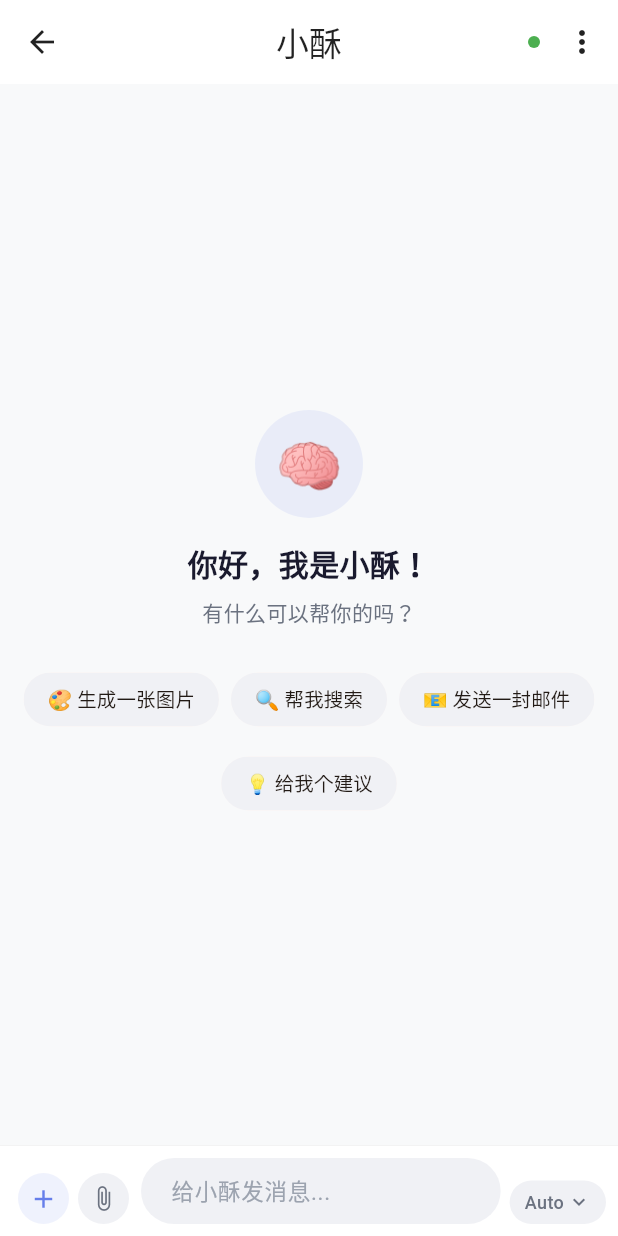
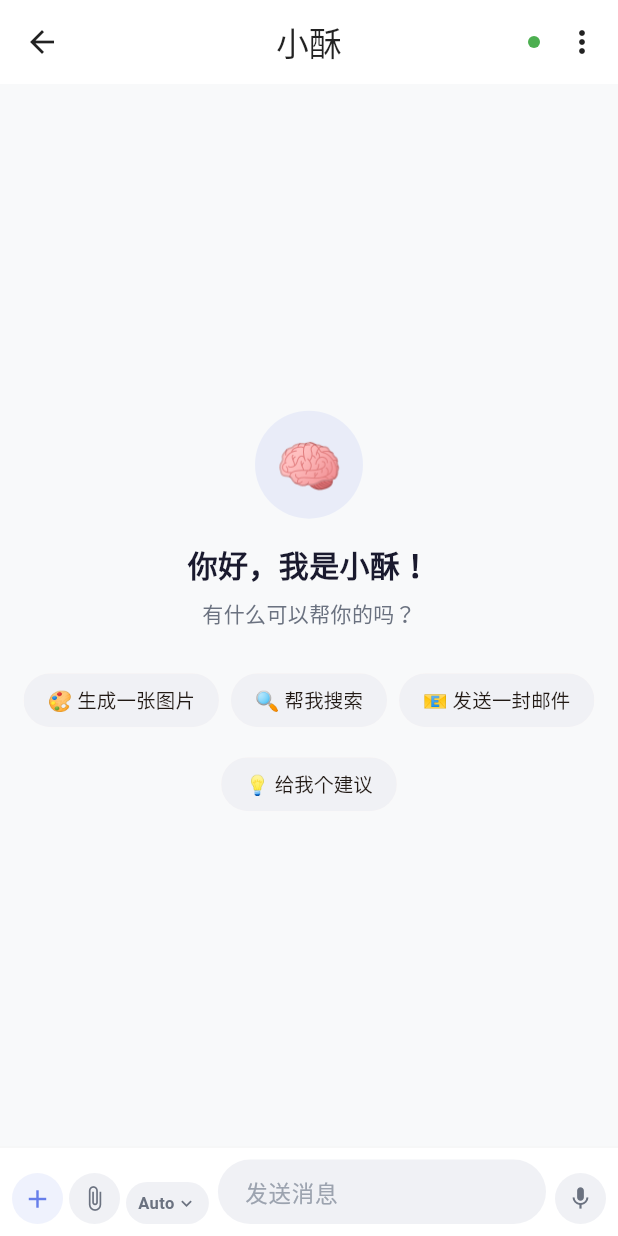
Before and after one commit to aiartist-karl/xiaosu-app, a Flutter app: the ChatScreen screen opened by its route, on a phone screen of 412 x 824 dp. Run offline on Flutter 3.47's test engine with Material 3 defaults, Android fonts, the light colour scheme and no system bars; our stand-ins replace connectivity_plus, equatable, flutter_markdown, flutter_riverpod, flutter_secure_storage, go_router and 2 more; missing offline and left inert: encrypt; accounts and stored records are empty; network calls fail.

```diff
--- a/lib/presentation/bot_store/bot_store_screen.dart
+++ b/lib/presentation/bot_store/bot_store_screen.dart
@@ -411,7 +411,7 @@ class _BotStoreScreenState extends State<BotStoreScreen> {
       onTap: () {
         Navigator.of(context).push(
           MaterialPageRoute(
-            builder: (_) => _BotDetailScreenPlaceholder(botId: bot.id, bot: bot),
+            builder: (_) => BotDetailScreen(botId: bot.id, preloadBot: bot),
           ),
         );
       },
--- a/lib/presentation/chat/widgets/chat_input.dart
+++ b/lib/presentation/chat/widgets/chat_input.dart
@@ -1,5 +1,7 @@
 // ============================================================================
-// 小酥 v2 - 聊天输入栏（含附件/模型切换/语音按钮）
+// 小酥 v3 - 聊天输入栏
+// 布局：⊕ + 📎 + 模型名(Auto▼) + 输入框(提示"发送消息") + 🎤
+// 输入文字后：输入框右侧出现发送按钮 ⬆（蓝色实心圆形）
 // ============================================================================
 
 import 'package:flutter/material.dart';
@@ -11,6 +13,7 @@ class ChatInput extends StatefulWidget {
   final VoidCallback? onAttachment;
   final VoidCallback? onModelSelect;
   final VoidCallback? onStop;
+  final VoidCallback? onVoice;
   final bool isLoading;
   final bool isStreaming;
   final String selectedModel;
@@ -21,6 +24,7 @@ class ChatInput extends StatefulWidget {
     this.onAttachment,
     this.onModelSelect,
     this.onStop,
+    this.onVoice,
     this.isLoading = false,
     this.isStreaming = false,
     this.selectedModel = 'Auto',
@@ -58,10 +62,12 @@ class _ChatInputState extends State<ChatInput> {
     return Container(
       decoration: BoxDecoration(
         color: AppColors.surface(isDark),
-        border: Border(top: BorderSide(color: AppColors.divider(isDark), width: 0.5)),
+        border: Border(
+          top: BorderSide(color: AppColors.divider(isDark), width: 0.5),
+        ),
       ),
       padding: EdgeInsets.only(
-        left: 12,
+        left: 8,
         right: 8,
         top: 8,
         bottom: 8 + MediaQuery.of(context).padding.bottom,
@@ -72,56 +78,94 @@ class _ChatInputState extends State<ChatInput> {
           Row(
             crossAxisAlignment: CrossAxisAlignment.end,
             children: [
-              // + 按钮（展开附件菜单）
+              // ─── ⊕ 按钮（展开附件菜单） ───
+              _buildCircleButton(
+                icon: Icons.add,
+                isDark: isDark,
+                bgColor: AppColors.primary(isDark).withOpacity(0.1),
+                iconColor: AppColors.primary(isDark),
+                size: 34,
+                onTap: _showAttachmentMenu,
+              ),
+              const SizedBox(width: 4),
+
+              // ─── 📎 附件按钮 ───
+              _buildCircleButton(
+                icon: Icons.attach_file,
+                isDark: isDark,
+                bgColor: isDark
+                    ? AppColors.surfaceVariantDark
+                    : AppColors.surfaceVariantLight,
+                iconColor: AppColors.textSecondary(isDark),
+                size: 34,
+                iconSize: 18,
+                onTap: widget.onAttachment ?? () {},
+              ),
+              const SizedBox(width: 4),
+
+              // ─── 模型选择器 (Auto▼) ───
               GestureDetector(
-                onTap: _showAttachmentMenu,
+                onTap: widget.onModelSelect ?? () {},
                 child: Container(
-                  width: 34,
-                  height: 34,
+                  padding: const EdgeInsets.symmetric(horizontal: 8, vertical: 6),
                   decoration: BoxDecoration(
-                    color: AppColors.primary(isDark).withOpacity(0.1),
-                    shape: BoxShape.circle,
+                    color: isDark
+                        ? AppColors.surfaceVariantDark
+                        : AppColors.surfaceVariantLight,
+                    borderRadius: BorderRadius.circular(14),
                   ),
-                  child: Icon(Icons.add, size: 20, color: AppColors.primary(isDark)),
+                  child: Row(
+                    mainAxisSize: MainAxisSize.min,
+                    children: [
+                      Text(
+                        widget.selectedModel,
+                        style: TextStyle(
+                          fontSize: 11,
+                          fontWeight: FontWeight.w600,
+                          color: AppColors.textSecondary(isDark),
+                        ),
+                      ),
+                      const SizedBox(width: 1),
+                      Icon(
+                        Icons.keyboard_arrow_down,
+                        size: 14,
+                        color: AppColors.textSecondary(isDark),
+                      ),
+                    ],
+                  ),
                 ),
               ),
               const SizedBox(width: 6),
-              // 附件按钮
-              GestureDetector(
-                onTap: widget.onAttachment ?? () {},
-                child: Container(
-                  width: 34,
-                  height: 34,
-                  decoration: BoxDecoration(
-                    color: isDark ? AppColors.surfaceVariantDark : AppColors.surfaceVariantLight,
-                    shape: BoxShape.circle,
-                  ),
-                  child: Icon(Icons.attach_file, size: 18, color: AppColors.textSecondary(isDark)),
-                ),
-              ),
-              const SizedBox(width: 8),
-              // 输入框
+
+              // ─── 输入框 ───
               Expanded(
                 child: TextField(
                   controller: _controller,
                   focusNode: _focusNode,
                   decoration: InputDecoration(
-                    hintText: '给小酥发消息...',
-                    hintStyle: TextStyle(color: AppColors.textHint(isDark), fontSize: 15),
+                    hintText: '发送消息',
+                    hintStyle: TextStyle(
+                      color: AppColors.textHint(isDark),
+                      fontSize: 15,
+                    ),
                     border: OutlineInputBorder(
-                      borderRadius: BorderRadius.circular(24),
+                      borderRadius: BorderRadius.circular(22),
                       borderSide: BorderSide.none,
                     ),
                     filled: true,
                     fillColor: AppColors.surfaceVariant(isDark: isDark),
-                    contentPadding: const EdgeInsets.symmetric(horizontal: 16, vertical: 10),
+                    contentPadding: const EdgeInsets.symmetric(
+                      horizontal: 14,
+                      vertical: 10,
+                    ),
                     isDense: true,
                   ),
                   maxLines: 4,
                   minLines: 1,
                   textInputAction: TextInputAction.send,
                   onSubmitted: (_) => _handleSend(),
-                  onChanged: (v) => setState(() => _hasText = v.trim().isNotEmpty),
+                  onChanged: (v) =>
+                      setState(() => _hasText = v.trim().isNotEmpty),
                   style: TextStyle(
                     fontSize: 15,
                     color: AppColors.textPrimary(isDark),
@@ -129,11 +173,9 @@ class _ChatInputState extends State<ChatInput> {
                 ),
               ),
               const SizedBox(width: 6),
-              // 模型选择器 或 发送/停止按钮
-              if (_hasText || widget.isStreaming)
-                _buildActionButtons(isDark)
-              else
-                _buildModelSelector(isDark),
+
+              // ─── 右侧操作区：🎤 或 ⬆ 发送 ───
+              _buildRightAction(isDark),
             ],
           ),
         ],
@@ -141,60 +183,11 @@ class _ChatInputState extends State<ChatInput> {
     );
   }
 
-  /// 右侧：模型选择器（无文字时显示）
-  Widget _buildModelSelector(bool isDark) {
+  /// 右侧：有文字时显示发送按钮，否则显示 🎤 语音按钮
+  Widget _buildRightAction(bool isDark) {
+    if (_hasText) {
+      // 发送按钮 ⬆（蓝色实心圆形）
       return GestureDetector(
-      onTap: widget.onModelSelect ?? () {},
-      child: Container(
-        padding: const EdgeInsets.symmetric(horizontal: 10, vertical: 6),
-        decoration: BoxDecoration(
-          color: isDark ? AppColors.surfaceVariantDark : AppColors.surfaceVariantLight,
-          borderRadius: BorderRadius.circular(16),
-        ),
-        child: Row(
-          mainAxisSize: MainAxisSize.min,
-          children: [
-            Text(
-              widget.selectedModel,
-              style: TextStyle(
-                fontSize: 12,
-                fontWeight: FontWeight.w500,
-                color: AppColors.textSecondary(isDark),
-              ),
-            ),
-            const SizedBox(width: 2),
-            Icon(Icons.keyboard_arrow_down, size: 16, color: AppColors.textSecondary(isDark)),
-          ],
-        ),
-      ),
-    );
-  }
-
-  /// 右侧：发送按钮 + 停止按钮（有文字或流式输出时显示）
-  Widget _buildActionButtons(bool isDark) {
-    return Row(
-      mainAxisSize: MainAxisSize.min,
-      children: [
-        // 停止按钮（流式输出时显示）
-        if (widget.isStreaming)
-          Padding(
-            padding: const EdgeInsets.only(right: 6),
-            child: GestureDetector(
-              onTap: widget.onStop ?? () {},
-              child: Container(
-                width: 34,
-                height: 34,
-                decoration: BoxDecoration(
-                  color: AppColors.error(isDark).withOpacity(0.12),
-                  shape: BoxShape.circle,
-                ),
-                child: Icon(Icons.stop, size: 18, color: AppColors.error(isDark)),
-              ),
-            ),
-          ),
-        // 发送按钮
-        if (_hasText)
-          GestureDetector(
         onTap: _handleSend,
         child: Container(
           width: 34,
@@ -203,14 +196,54 @@ class _ChatInputState extends State<ChatInput> {
             color: AppColors.primary(isDark),
             shape: BoxShape.circle,
           ),
-              child: const Icon(Icons.arrow_upward, size: 18, color: Colors.white),
+          child: const Icon(
+            Icons.arrow_upward,
+            size: 18,
+            color: Colors.white,
           ),
         ),
-      ],
       );
     }
 
-  /// 附件菜单（弹出底部选项）
+    // 🎤 语音按钮
+    return _buildCircleButton(
+      icon: Icons.mic,
+      isDark: isDark,
+      bgColor: isDark
+          ? AppColors.surfaceVariantDark
+          : AppColors.surfaceVariantLight,
+      iconColor: AppColors.textSecondary(isDark),
+      size: 34,
+      iconSize: 18,
+      onTap: widget.onVoice ?? () {},
+    );
+  }
+
+  /// 通用圆形按钮
+  Widget _buildCircleButton({
+    required IconData icon,
+    required bool isDark,
+    required Color bgColor,
+    required Color iconColor,
+    required double size,
+    double iconSize = 20,
+    required VoidCallback onTap,
+  }) {
+    return GestureDetector(
+      onTap: onTap,
+      child: Container(
+        width: size,
+        height: size,
+        decoration: BoxDecoration(
+          color: bgColor,
+          shape: BoxShape.circle,
+        ),
+        child: Icon(icon, size: iconSize, color: iconColor),
+      ),
+    );
+  }
+
+  /// ⊕ 附件菜单 BottomSheet：上传图片、上传文件、拍照
   void _showAttachmentMenu() {
     final isDark = Theme.of(context).brightness == Brightness.dark;
     showModalBottomSheet(
@@ -225,6 +258,7 @@ class _ChatInputState extends State<ChatInput> {
           child: Column(
             mainAxisSize: MainAxisSize.min,
             children: [
+              // 拖拽条
               Padding(
                 padding: const EdgeInsets.only(bottom: 12),
                 child: Container(
@@ -239,15 +273,24 @@ class _ChatInputState extends State<ChatInput> {
               Row(
                 mainAxisAlignment: MainAxisAlignment.spaceEvenly,
                 children: [
-                  _menuItem(Icons.image, '图片', AppColors.primary(isDark), () {
-                    Navigator.pop(ctx);
-                  }),
-                  _menuItem(Icons.description, '文件', AppColors.info(isDark), () {
-                    Navigator.pop(ctx);
-                  }),
-                  _menuItem(Icons.camera_alt, '拍照', AppColors.secondary(isDark), () {
-                    Navigator.pop(ctx);
-                  }),
+                  _menuItem(
+                    Icons.image,
+                    '上传图片',
+                    AppColors.primary(isDark),
+                    () => Navigator.pop(ctx),
+                  ),
+                  _menuItem(
+                    Icons.description,
+                    '上传文件',
+                    AppColors.info(isDark),
+                    () => Navigator.pop(ctx),
+                  ),
+                  _menuItem(
+                    Icons.camera_alt,
+                    '拍照',
+                    AppColors.secondary(isDark),
+                    () => Navigator.pop(ctx),
+                  ),
                 ],
               ),
             ],
@@ -257,7 +300,12 @@ class _ChatInputState extends State<ChatInput> {
     );
   }
 
-  Widget _menuItem(IconData icon, String label, Color color, VoidCallback onTap) {
+  Widget _menuItem(
+    IconData icon,
+    String label,
+    Color color,
+    VoidCallback onTap,
+  ) {
     return GestureDetector(
       onTap: onTap,
       child: Column(
```
Also changed, not shown: lib/presentation/chat/widgets/message_bubble.dart (+171 -45 lines). Lines whose indentation alone changed are shown as unchanged.
